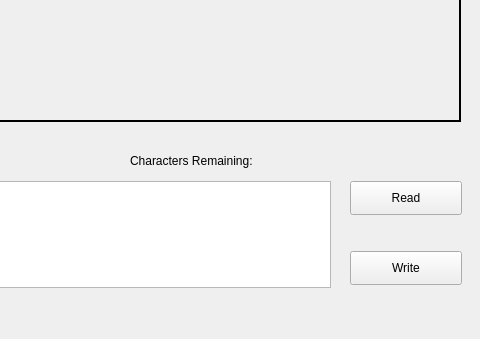
Qt form SteganographyGUI/SteganographyGUI/SteganographyGUI.ui (wytriam/GCC-322-Proj_5) before a commit; both pictures show x 410 to 890 and y 395 to 734 of the 974 by 734 pixel window.
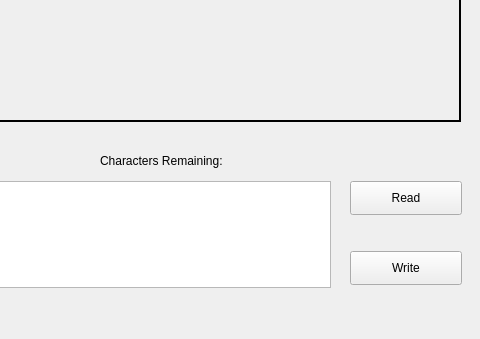
The same form after that commit. Custom widgets are drawn as their Qt base class.

Commit message: Everything functions properly. Write button disabled if message is too long.

```diff
--- a/SteganographyGUI/SteganographyGUI/SteganographyGUI.ui
+++ b/SteganographyGUI/SteganographyGUI/SteganographyGUI.ui
@@ -85,7 +85,7 @@
    <widget class="QLabel" name="charRemainingLabel">
     <property name="geometry">
      <rect>
-      <x>540</x>
+      <x>510</x>
       <y>510</y>
       <width>251</width>
       <height>19</height>
```
Left out of the diff: 21 changed lines with no effect on the pictures. The commit also changes 3 other files.
